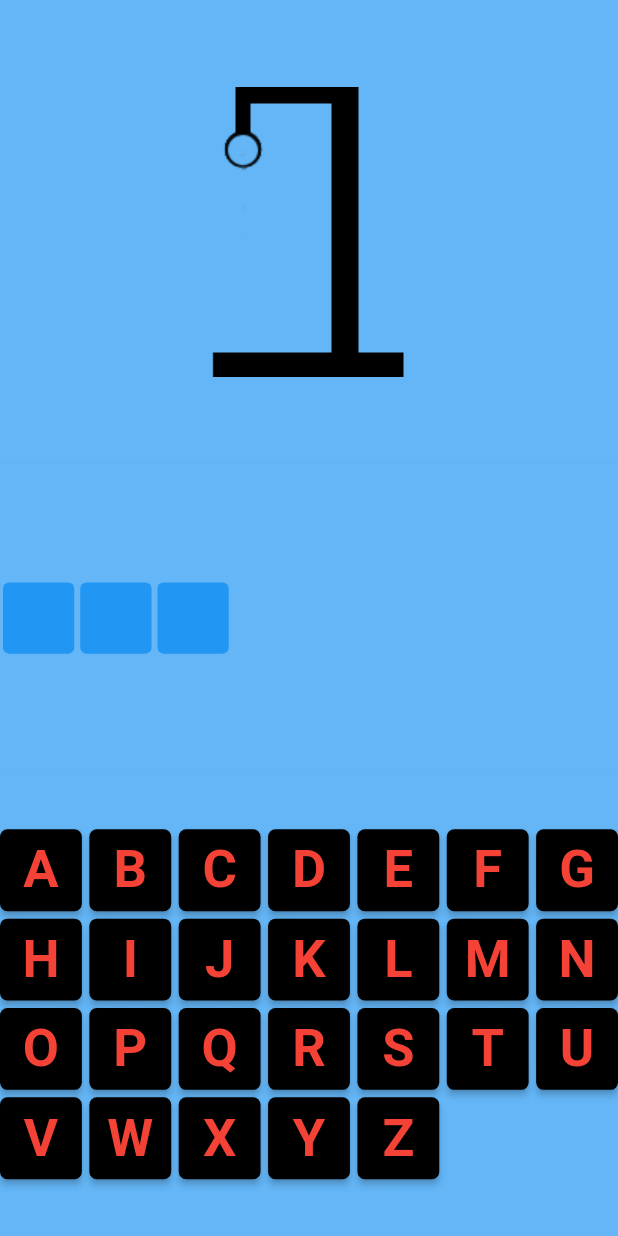
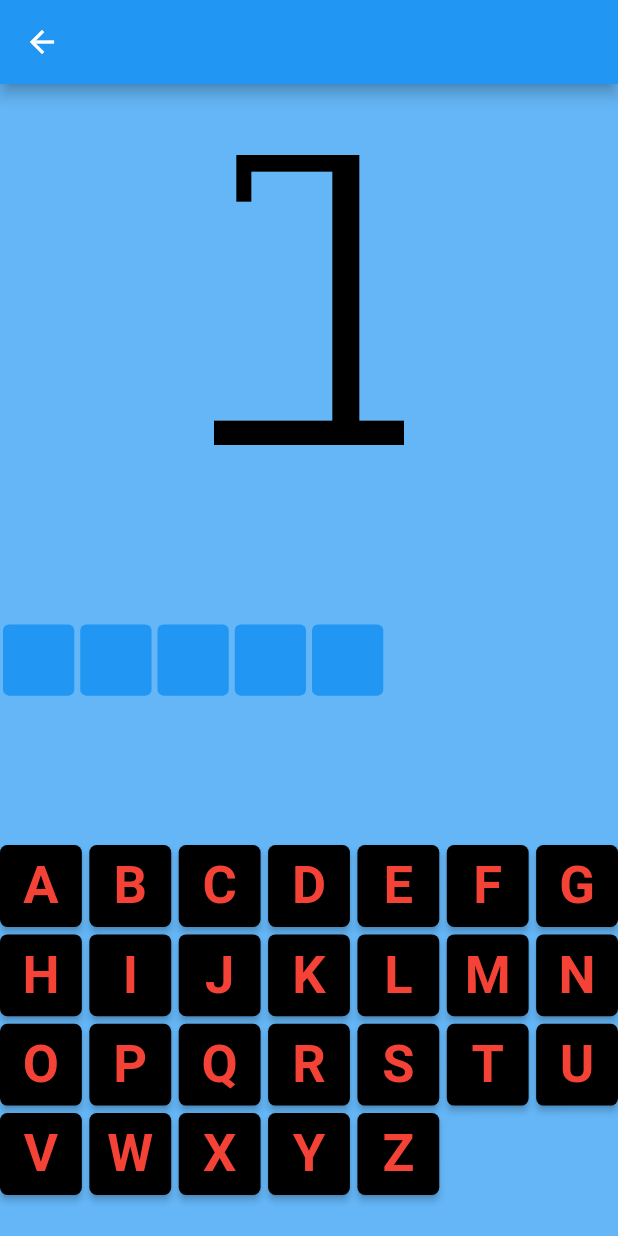
Before and after one commit to aronbs/hangman, a Flutter app: the screen it shows after launch, after a tap on "Start Game!", on a phone screen of 412 x 824 dp. Run offline on Flutter 3.47's test engine with Material 2 defaults, Android fonts, the phone set to English and light mode, and no system bars.

Commit message:
finishing touches
adding the hangman image if you win, adding the words that the player has to guess and just small fixes

```diff
--- a/lib/gamescreen.dart
+++ b/lib/gamescreen.dart
@@ -1,6 +1,63 @@
-import 'package:flutter/foundation.dart';
 import 'package:flutter/material.dart';
 import 'dart:math';
+
+List<String> wordList = [
+  'thanos',
+  'death',
+  'galactus',
+  'mephisto',
+  'nightmare',
+  'ego',
+  'sentry',
+  'dormammu',
+  'surtur',
+  'ultron',
+  'hyperion',
+  'thor',
+  'hulk',
+  'loki',
+  'odin',
+  'eternals',
+  'deadpool',
+  'magneto',
+  'hercules',
+  'nova',
+  'thing',
+  'vision',
+  'namor',
+  'spectrum',
+  'colussus',
+  'storm',
+  'rouge',
+  'iceman',
+  'cyclops',
+  'beast',
+  'antman',
+  'wasp',
+  'batman',
+  'superman',
+  'joker',
+  'robin',
+  'batwoman',
+  'stargirl',
+  'darkseid',
+  'aquaman',
+  'kilowog',
+  'sinestro',
+  'krypto',
+  'zatanna',
+  'bane',
+  'bizarro',
+  'deadshot',
+  'starfire',
+  'catwoman',
+  'venom',
+  'penguin',
+  'brainiac',
+  'flash',
+  'nebula',
+  'mystique',
+];
 
 class Gamescreen extends StatefulWidget {
   @override
@@ -11,17 +68,16 @@ class _GamescreenState extends State<Gamescreen> {
   String? word;
   int guesses = 0;
   int checkIfWordIsDone = 0;
-  List<String> selectedLetters = []; //nota þetta fyrir litina?
-  List<String> wordList = ['abc', 'flutter', 'batman', 'superman'];
+  List<String> selectedLetters = [];
   List<String> chosenWord = [];
+  List<String> finishedWords = [];
   Random random = Random();
 
   @override
   void initState() {
     super.initState();
 
-    //chosenWord.add(wordList[random.nextInt(wordList.length)].toUpperCase());
-    //word = chosenWord[0].toString();
+    wordList.shuffle();
     chosenWord.add(wordList[0].toUpperCase());
     word = chosenWord[0].toString();
   }
@@ -29,6 +85,9 @@ class _GamescreenState extends State<Gamescreen> {
   @override
   Widget build(BuildContext context) {
     return Scaffold(
+      appBar: AppBar(
+        backgroundColor: Colors.blue,
+      ),
       backgroundColor: Colors.blue,
       body: Column(
         mainAxisAlignment: MainAxisAlignment.spaceBetween,
@@ -40,12 +99,15 @@ class _GamescreenState extends State<Gamescreen> {
               child: Stack(
                 fit: StackFit.expand,
                 children: [
-                  hangmanImage(guesses >= 0, 'images/Mistake-1.png'),
-                  hangmanImage(guesses >= 1, 'images/Mistake-2.png'),
-                  hangmanImage(guesses >= 2, 'images/Mistake-3.png'),
-                  hangmanImage(guesses >= 3, 'images/Mistake-4.png'),
-                  hangmanImage(guesses >= 4, 'images/Mistake-5.png'),
-                  hangmanImage(guesses >= 5, 'images/Mistake-6.png'),
+                  hangmanImage(guesses >= 0, 'images/Gallows.png'),
+                  hangmanImage(guesses >= 1, 'images/Mistake-1.png'),
+                  hangmanImage(guesses >= 2, 'images/Mistake-2.png'),
+                  hangmanImage(guesses >= 3, 'images/Mistake-3.png'),
+                  hangmanImage(guesses >= 4, 'images/Mistake-4.png'),
+                  hangmanImage(guesses >= 5, 'images/Mistake-5.png'),
+                  hangmanImage(guesses >= 6, 'images/Mistake-6.png'),
+                  hangmanImage(
+                      checkIfWordIsDone == word!.length, 'images/win.png'),
                 ],
               ),
             ),
@@ -89,19 +151,16 @@ class _GamescreenState extends State<Gamescreen> {
                           ? null
                           : () {
                               setState(() {
-                                //print(e);
-                                //print(word);
                                 selectedLetters.add(e);
 
                                 if (word!.contains(e)) {
                                   for (int i = 0; i < word!.length; i++) {
                                     if (word![i].contains(e)) {
                                       checkIfWordIsDone += 1;
-                                      //print(checkIfWordIsDone);
                                     }
                                   }
                                   if (checkIfWordIsDone == word!.length) {
-                                    print('YOU WON!!!');
+                                    guesses = 0;
                                     showDialog(
                                       barrierDismissible: false,
                                       context: context,
@@ -125,6 +184,7 @@ class _GamescreenState extends State<Gamescreen> {
                                                 onPressed: () {
                                                   setState(() {
                                                     wordList.removeAt(0);
+                                                    wordList.add(chosenWord[0]);
                                                     chosenWord.clear();
                                                     chosenWord.add(wordList[0]
                                                         .toUpperCase());
@@ -149,15 +209,9 @@ class _GamescreenState extends State<Gamescreen> {
                                       ),
                                     );
                                   }
-                                  //print(selectedLetters);
-
-                                  //print('bebe');
                                 } else {
-                                  //print('loser');
                                   guesses++;
-                                  //print(guesses);
                                   if (guesses == 6) {
-                                    print('gameover');
                                     showDialog(
                                       barrierDismissible: false,
                                       context: context,
@@ -172,7 +226,7 @@ class _GamescreenState extends State<Gamescreen> {
                                           mainAxisAlignment:
                                               MainAxisAlignment.center,
                                           children: [
-                                            Text('WRONG!'),
+                                            Text('WRONG!\n The word was $word!')
                                           ],
                                         ),
                                         actions: [
@@ -181,6 +235,7 @@ class _GamescreenState extends State<Gamescreen> {
                                                 onPressed: () {
                                                   setState(() {
                                                     wordList.removeAt(0);
+                                                    wordList.add(chosenWord[0]);
                                                     chosenWord.clear();
                                                     chosenWord.add(wordList[0]
                                                         .toUpperCase());
--- a/lib/homescreen.dart
+++ b/lib/homescreen.dart
@@ -10,15 +10,18 @@ class HomeScreen extends StatelessWidget {
   Widget build(BuildContext context) {
     return Scaffold(
       appBar: AppBar(
+        backgroundColor: Colors.blue,
         title: Text('Hangman'),
       ),
       body: Container(
         decoration: BoxDecoration(
           image: DecorationImage(
-              image: AssetImage(
-                  'images/Injustice-3-Marvel-vs-DC-Characters-Fighting-Game.jpeg'),
-              fit: BoxFit.cover),
+            image: AssetImage(
+                'images/Injustice-3-Marvel-vs-DC-Characters-Fighting-Game.jpeg'),
+            fit: BoxFit.cover,
+          ),
         ),
+        constraints: BoxConstraints.expand(),
         child: Column(
           mainAxisAlignment: MainAxisAlignment.center,
           crossAxisAlignment: CrossAxisAlignment.stretch,
@@ -40,6 +43,28 @@ class HomeScreen extends StatelessWidget {
                 );
               },
             ),
+            ReusableCard(
+                text: Text(
+                  'About',
+                  style: TextStyle(
+                    fontWeight: FontWeight.bold,
+                    fontSize: kReusableCardTextSize,
+                  ),
+                ),
+                onpress: () {
+                  showDialog(
+                    barrierDismissible: true,
+                    context: context,
+                    builder: (context) => AlertDialog(
+                      backgroundColor: Colors.blue,
+                      title: Text(
+                        'Try to guess the superhero or villain from the DC and Marvel universe!',
+                        style: TextStyle(
+                            fontWeight: FontWeight.bold, fontSize: 50.0),
+                      ),
+                    ),
+                  );
+                })
           ],
         ),
       ),
--- a/lib/option_cards.dart
+++ /dev/null
@@ -1,25 +0,0 @@
-import 'package:flutter/material.dart';
-
-class OptionCards extends StatelessWidget {
-  OptionCards({required this.text, required this.onpress});
-
-  final Widget text;
-  final void Function() onpress;
-
-  @override
-  Widget build(BuildContext context) {
-    return GestureDetector(
-      onTap: onpress,
-      child: Card(
-        elevation: 10.0,
-        margin: EdgeInsets.fromLTRB(1.0, 10.0, 1.0, 10.0),
-        child: Padding(
-          padding: const EdgeInsets.all(15.0),
-          child: Center(
-            child: text,
-          ),
-        ),
-      ),
-    );
-  }
-}
--- a/lib/reusable_card.dart
+++ b/lib/reusable_card.dart
@@ -11,6 +11,7 @@ class ReusableCard extends StatelessWidget {
     return GestureDetector(
       onTap: onpress,
       child: Card(
+        color: Colors.blue,
         margin: EdgeInsets.symmetric(vertical: 10.0, horizontal: 30.0),
         elevation: 10.0,
         child: Padding(
```
